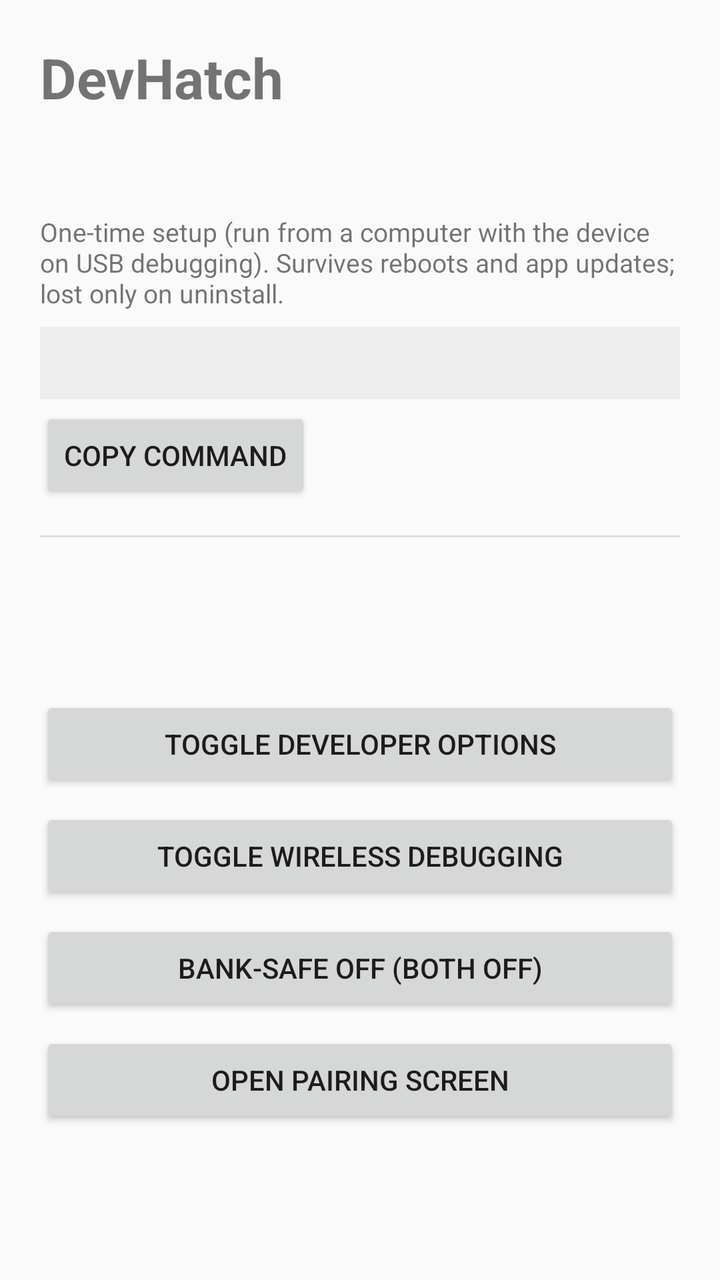
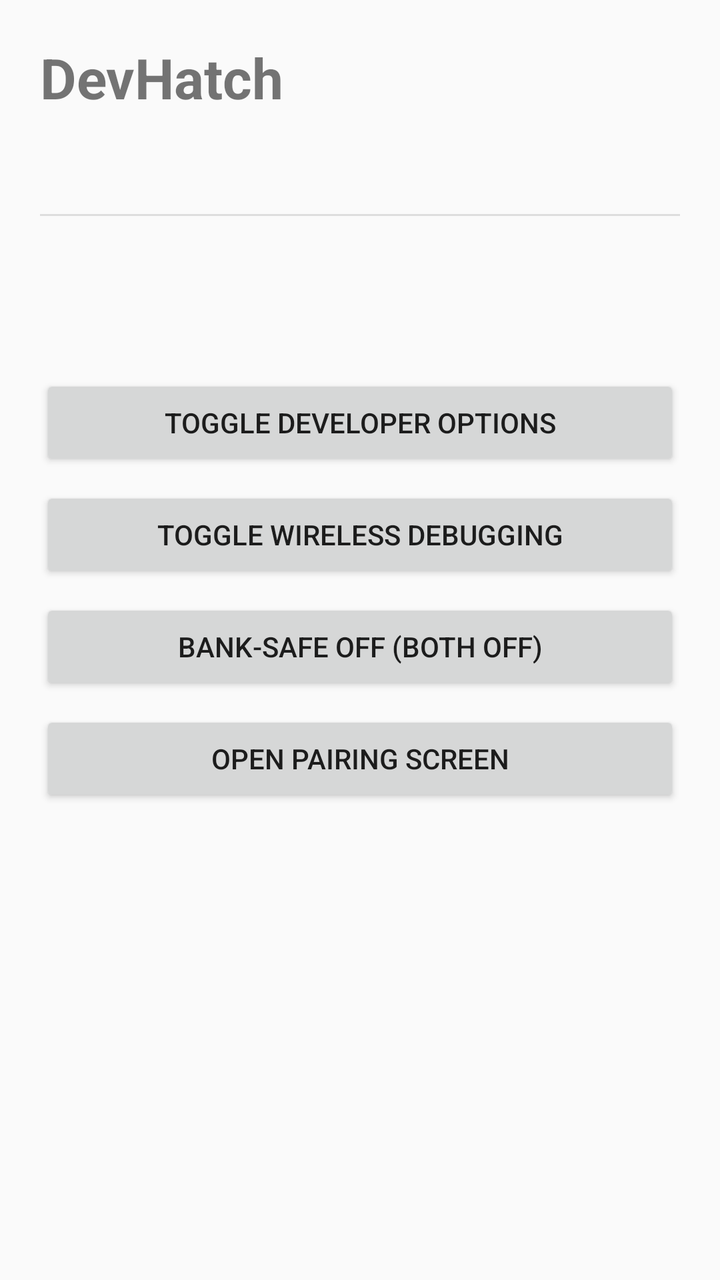

The first picture is an Android layout as it rendered before a commit; the second is the same layout after the commit. The layout source and the unified diff follow.
<!-- AndroidManifest.xml: application theme Theme.DevHatch -->
<!-- res/layout/activity_main.xml -->
<?xml version="1.0" encoding="utf-8"?>
<ScrollView xmlns:android="http://schemas.android.com/apk/res/android"
    android:layout_width="match_parent"
    android:layout_height="match_parent"
    android:fillViewport="true">

    <LinearLayout
        android:layout_width="match_parent"
        android:layout_height="wrap_content"
        android:orientation="vertical"
        android:padding="20dp">

        <TextView
            android:layout_width="wrap_content"
            android:layout_height="wrap_content"
            android:text="@string/app_name"
            android:textSize="28sp"
            android:textStyle="bold" />

        <TextView
            android:id="@+id/permission_status"
            android:layout_width="match_parent"
            android:layout_height="wrap_content"
            android:layout_marginTop="12dp"
            android:textSize="16sp"
            android:textStyle="bold" />

        <TextView
            android:layout_width="match_parent"
            android:layout_height="wrap_content"
            android:layout_marginTop="16dp"
            android:text="@string/grant_hint"
            android:textSize="13sp" />

        <TextView
            android:id="@+id/grant_command"
            android:layout_width="match_parent"
            android:layout_height="wrap_content"
            android:layout_marginTop="8dp"
            android:background="#EEEEEE"
            android:fontFamily="monospace"
            android:padding="10dp"
            android:textIsSelectable="true"
            android:textSize="12sp" />

        <Button
            android:id="@+id/btn_copy_command"
            android:layout_width="wrap_content"
            android:layout_height="wrap_content"
            android:layout_marginTop="4dp"
            android:text="@string/btn_copy_command" />

        <View
            android:layout_width="match_parent"
            android:layout_height="1dp"
            android:layout_marginTop="16dp"
            android:background="#DDDDDD" />

        <TextView
            android:id="@+id/dev_state"
            android:layout_width="match_parent"
            android:layout_height="wrap_content"
            android:layout_marginTop="16dp"
            android:textSize="16sp" />

        <TextView
            android:id="@+id/adb_state"
            android:layout_width="match_parent"
            android:layout_height="wrap_content"
            android:layout_marginTop="4dp"
            android:textSize="16sp" />

        <Button
            android:id="@+id/btn_toggle_dev"
            android:layout_width="match_parent"
            android:layout_height="wrap_content"
            android:layout_marginTop="16dp"
            android:text="@string/btn_toggle_dev" />

        <Button
            android:id="@+id/btn_toggle_adb"
            android:layout_width="match_parent"
            android:layout_height="wrap_content"
            android:layout_marginTop="8dp"
            android:text="@string/btn_toggle_adb" />

        <Button
            android:id="@+id/btn_banking_off"
            android:layout_width="match_parent"
            android:layout_height="wrap_content"
            android:layout_marginTop="8dp"
            android:text="@string/btn_banking_off" />

        <Button
            android:id="@+id/btn_open_pairing"
            android:layout_width="match_parent"
            android:layout_height="wrap_content"
            android:layout_marginTop="8dp"
            android:text="@string/btn_open_pairing" />

    </LinearLayout>
</ScrollView>
<!-- resources referenced by this layout -->
<resources>
  <string name="app_name">DevHatch</string>
  <string name="btn_banking_off">Bank\u2011safe off (both off)</string>
  <string name="btn_copy_command">Copy command</string>
  <string name="btn_open_pairing">Open pairing screen</string>
  <string name="btn_toggle_adb">Toggle wireless debugging</string>
  <string name="btn_toggle_dev">Toggle developer options</string>
  <string name="grant_hint">One\u2011time setup (run from a computer with the device on USB debugging). Survives reboots and app updates; lost only on uninstall.</string>
  <style name="Theme.DevHatch" parent="@android:style/Theme.Material.Light.DarkActionBar" />
</resources>

<!-- the commit's change to res/layout/activity_main.xml (unified diff, before → after) -->
@@ -24,31 +24,6 @@
             android:layout_marginTop="12dp"
             android:textSize="16sp"
             android:textStyle="bold" />
-
-        <TextView
-            android:layout_width="match_parent"
-            android:layout_height="wrap_content"
-            android:layout_marginTop="16dp"
-            android:text="@string/grant_hint"
-            android:textSize="13sp" />
-
-        <TextView
-            android:id="@+id/grant_command"
-            android:layout_width="match_parent"
-            android:layout_height="wrap_content"
-            android:layout_marginTop="8dp"
-            android:background="#EEEEEE"
-            android:fontFamily="monospace"
-            android:padding="10dp"
-            android:textIsSelectable="true"
-            android:textSize="12sp" />
-
-        <Button
-            android:id="@+id/btn_copy_command"
-            android:layout_width="wrap_content"
-            android:layout_height="wrap_content"
-            android:layout_marginTop="4dp"
-            android:text="@string/btn_copy_command" />
 
         <View
             android:layout_width="match_parent"
<!-- resource entries referenced after the edit -->
@@ -2,11 +2,9 @@
 <resources>
   <string name="app_name">DevHatch</string>
   <string name="btn_banking_off">Bank\u2011safe off (both off)</string>
-  <string name="btn_copy_command">Copy command</string>
   <string name="btn_open_pairing">Open pairing screen</string>
   <string name="btn_toggle_adb">Toggle wireless debugging</string>
   <string name="btn_toggle_dev">Toggle developer options</string>
-  <string name="grant_hint">One\u2011time setup (run from a computer with the device on USB debugging). Survives reboots and app updates; lost only on uninstall.</string>
   <style name="Theme.DevHatch" parent="@android:style/Theme.Material.Light.DarkActionBar" />
 </resources>
 
